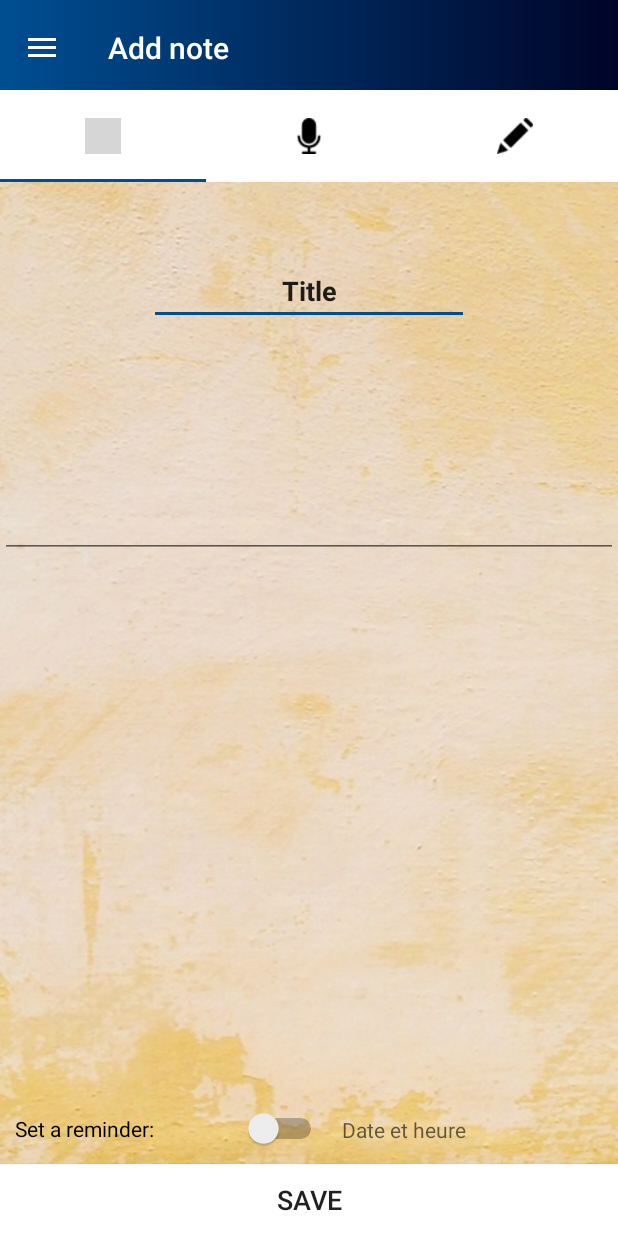
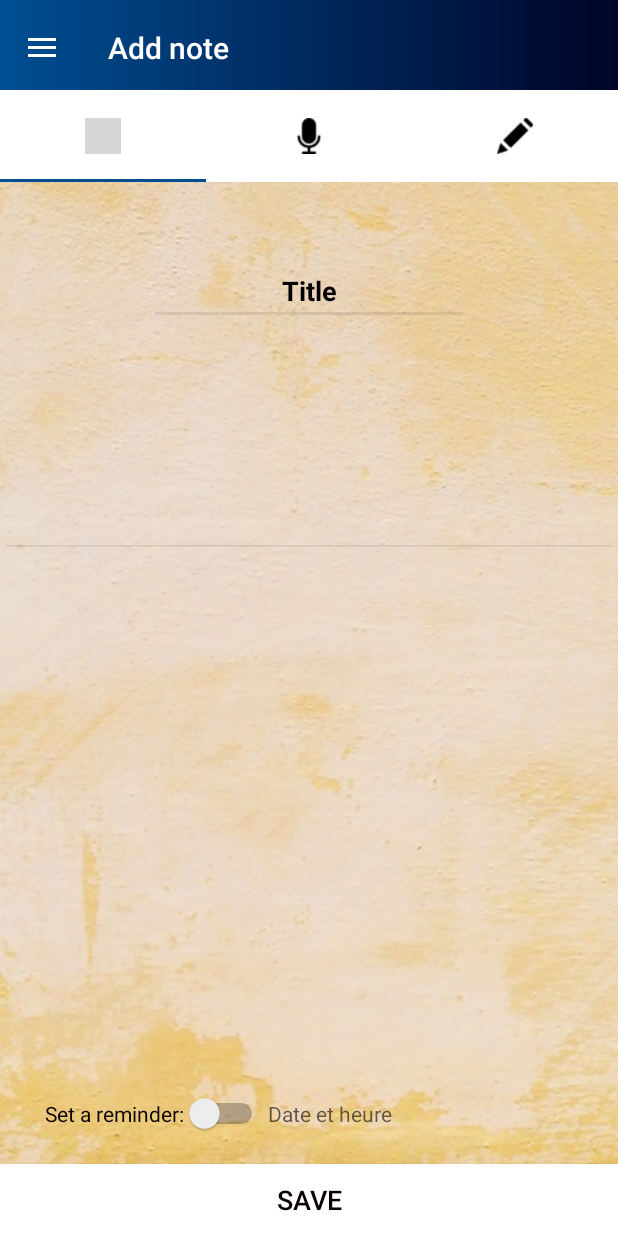
Before and after one commit to IMagwaI/Memo-app, an Android app: the screen it shows after launch (AddActivity), after a tap on an icon or button, on a phone screen of 412 x 824 dp. Run offline under Robolectric (Android 15) with nearby library versions, the phone set to English and light mode, and no system bars; 1 statement that could not run was skipped; 1 other tap on this screen came first; grey boxes are pictures that could not be loaded.

Commit message:
fix layouts dark mode prblms

```diff
--- a/app/build.gradle
+++ b/app/build.gradle
@@ -5,7 +5,7 @@ apply plugin: 'com.google.gms.google-services'
 
 android {
     compileSdkVersion 30
-    buildToolsVersion "30.0.1"
+    buildToolsVersion "30.0.2"
 
     defaultConfig {
         applicationId "com.example.myapplication"
--- a/app/src/main/java/com/example/myapplication/BaseActivity.kt
+++ b/app/src/main/java/com/example/myapplication/BaseActivity.kt
@@ -61,8 +61,8 @@ open class BaseActivity : AppCompatActivity() {
         navigationView = findViewById<View>(R.id.navigation_view) as NavigationView
 
         sharedPreferences = getSharedPreferences("sharedPrefs", MODE_PRIVATE)
-        var editor = sharedPreferences!!.edit()
-        var isDarkModeOn = sharedPreferences!!.getBoolean("isDarkModeOn", false)
+        val editor = sharedPreferences!!.edit()
+        val isDarkModeOn = sharedPreferences!!.getBoolean("isDarkModeOn", false)
         // Setting Navigation View Item Selected Listener to handle the item
         darkModeSwitch =
             navigationView!!.menu.findItem(R.id.nav_darkmode_id).actionView as SwitchCompat
@@ -157,6 +157,6 @@ open class BaseActivity : AppCompatActivity() {
     override fun onOptionsItemSelected(item: MenuItem): Boolean {
         return if (drawerToggle?.onOptionsItemSelected(item) == true) {
             true
-        } else super.onOptionsItemSelected(item!!)
+        } else super.onOptionsItemSelected(item)
     }
 }
--- /dev/null
+++ b/app/src/main/res/drawable/ic_baseline_access_alarm_24.xml
@@ -0,0 +1,5 @@
+<vector android:height="24dp" android:tint="#FF7300"
+    android:viewportHeight="24" android:viewportWidth="24"
+    android:width="24dp" xmlns:android="http://schemas.android.com/apk/res/android">
+    <path android:fillColor="@android:color/white" android:pathData="M22,5.72l-4.6,-3.86 -1.29,1.53 4.6,3.86L22,5.72zM7.88,3.39L6.6,1.86 2,5.71l1.29,1.53 4.59,-3.85zM12.5,8L11,8v6l4.75,2.85 0.75,-1.23 -4,-2.37L12.5,8zM12,4c-4.97,0 -9,4.03 -9,9s4.02,9 9,9c4.97,0 9,-4.03 9,-9s-4.03,-9 -9,-9zM12,20c-3.87,0 -7,-3.13 -7,-7s3.13,-7 7,-7 7,3.13 7,7 -3.13,7 -7,7z"/>
+</vector>
--- a/app/src/main/res/layout/activity_firebase.xml
+++ b/app/src/main/res/layout/activity_firebase.xml
@@ -18,8 +18,7 @@
         android:layout_width="match_parent"
         android:layout_height="60dp"
         android:layout_below="@+id/tab"
-        android:layout_marginTop="0dp"
-        android:background="#FFFFFF" />
+        android:layout_marginTop="0dp" />
 
     <androidx.viewpager.widget.ViewPager
         android:id="@+id/viewPager"
--- a/app/src/main/res/layout/activity_main.xml
+++ b/app/src/main/res/layout/activity_main.xml
@@ -4,8 +4,7 @@
     xmlns:tools="http://schemas.android.com/tools"
     android:layout_width="match_parent"
     android:layout_height="match_parent"
-    tools:context=".MainActivity"
-    android:background="#F5F5F5">
+    tools:context=".MainActivity">
     <LinearLayout
         android:id="@+id/tab"
         android:layout_width="match_parent"
@@ -32,8 +31,7 @@
         android:layout_width="wrap_content"
         android:layout_height="wrap_content"
         android:layout_alignBottom="@+id/myList"
-        android:layout_alignParentEnd="true"
-        android:layout_marginEnd="25sp"
+        android:layout_centerHorizontal="true"
         android:layout_marginBottom="25sp"
         android:backgroundTint="#004E92"
         android:clickable="true"
--- a/app/src/main/res/layout/draw_show_activity.xml
+++ b/app/src/main/res/layout/draw_show_activity.xml
@@ -3,7 +3,8 @@
     xmlns:android="http://schemas.android.com/apk/res/android"
     xmlns:app="http://schemas.android.com/apk/res-auto"
     android:layout_width="match_parent"
-    android:layout_height="match_parent">
+    android:layout_height="match_parent"
+    android:background="@color/colorBackground">
     <LinearLayout
         android:id="@+id/tab"
         android:layout_width="match_parent"
--- a/app/src/main/res/layout/fragment_add_note.xml
+++ b/app/src/main/res/layout/fragment_add_note.xml
@@ -13,10 +13,12 @@
         android:layout_alignParentTop="true"
         android:layout_centerHorizontal="true"
         android:layout_marginTop="50dp"
+        android:backgroundTint="#16000000"
         android:ems="10"
         android:inputType="textPersonName"
         android:text="Title"
         android:textAlignment="center"
+        android:textColor="#000000"
         android:textStyle="bold" />
 
     <EditText
@@ -31,7 +33,11 @@
         android:inputType="textMultiLine"
         android:maxHeight="300sp"
         android:minHeight="150sp"
-        android:textSize="18sp" />
+        android:textSize="18sp"
+        android:textColor="#000000"
+        android:backgroundTint="#16000000"
+
+        />
 
     <Button
         android:id="@+id/saveButton"
@@ -41,33 +47,35 @@
         android:layout_centerHorizontal="true"
         android:background="#FFFFFF"
         android:text="save"
+        android:textColor="#0C0303"
         android:textSize="18sp" />
 
     <Switch
         android:id="@+id/switch1"
-        android:layout_width="208dp"
+        android:layout_width="wrap_content"
         android:layout_height="wrap_content"
         android:layout_above="@+id/saveButton"
-        android:layout_marginLeft="10dp"
+        android:layout_marginLeft="30sp"
         android:layout_marginTop="400dp"
-        android:layout_marginBottom="10dp"
+        android:layout_marginBottom="20sp"
+        android:checked="false"
         android:switchMinWidth="56dp"
-        android:checked="false"
         android:text="Set a reminder:"
+        android:textColor="#070101"
         android:textOff="OFF"
         android:textOn="ON" />
 
     <TextView
         android:id="@+id/textReminder"
-        android:layout_width="180dp"
+        android:layout_width="match_parent"
         android:layout_height="wrap_content"
         android:layout_above="@+id/saveButton"
         android:layout_alignParentEnd="true"
-        android:layout_marginStart="10dp"
-        android:layout_marginEnd="3dp"
-        android:layout_marginBottom="13dp"
+        android:layout_marginStart="0sp"
+        android:layout_marginBottom="24sp"
         android:layout_toEndOf="@+id/switch1"
         android:clickable="true"
         android:hint="Date et heure"
-        android:inputType="none" />
+        android:inputType="none"
+        android:textColor="#6E6E6E" />
 </RelativeLayout>
--- a/app/src/main/res/layout/fragment_firebase_upload.xml
+++ b/app/src/main/res/layout/fragment_firebase_upload.xml
@@ -31,6 +31,5 @@
         android:layout_centerHorizontal="true"
         android:layout_marginTop="136sp"
         android:text="Upload your saved data "
-        android:textColor="#100101"
         android:textSize="24sp" />
 </RelativeLayout>
--- a/app/src/main/res/values/strings.xml
+++ b/app/src/main/res/values/strings.xml
@@ -1,5 +1,5 @@
 <resources>
-    <string name="app_name">The memo</string>
+    <string name="app_name">MaaNote</string>
     <string name="drawer_open">Open</string>
     <string name="drawer_close">Close</string>
     <string name="appwidget_text">EXAMPLE</string>
--- a/build.gradle
+++ b/build.gradle
@@ -6,9 +6,9 @@ buildscript {
         jcenter()
     }
     dependencies {
-        classpath 'com.android.tools.build:gradle:4.1.1'
+        classpath 'com.android.tools.build:gradle:4.0.2'
         classpath "org.jetbrains.kotlin:kotlin-gradle-plugin:$kotlin_version"
-        classpath 'com.google.gms:google-services:4.3.4'
+        classpath 'com.google.gms:google-services:4.3.5'
 
         // NOTE: Do not place your application dependencies here; they belong
         // in the individual module build.gradle files
```
Also changed, not shown: app/src/main/java/com/example/myapplication/MainActivity.kt (+15 -6 lines), app/src/main/res/layout/fragment_add_draw.xml (+15 -13 lines), app/src/main/res/layout/fragment_add_voice.xml (+18 -10 lines), app/src/main/res/layout/noteticket.xml (+4 -21 lines).
